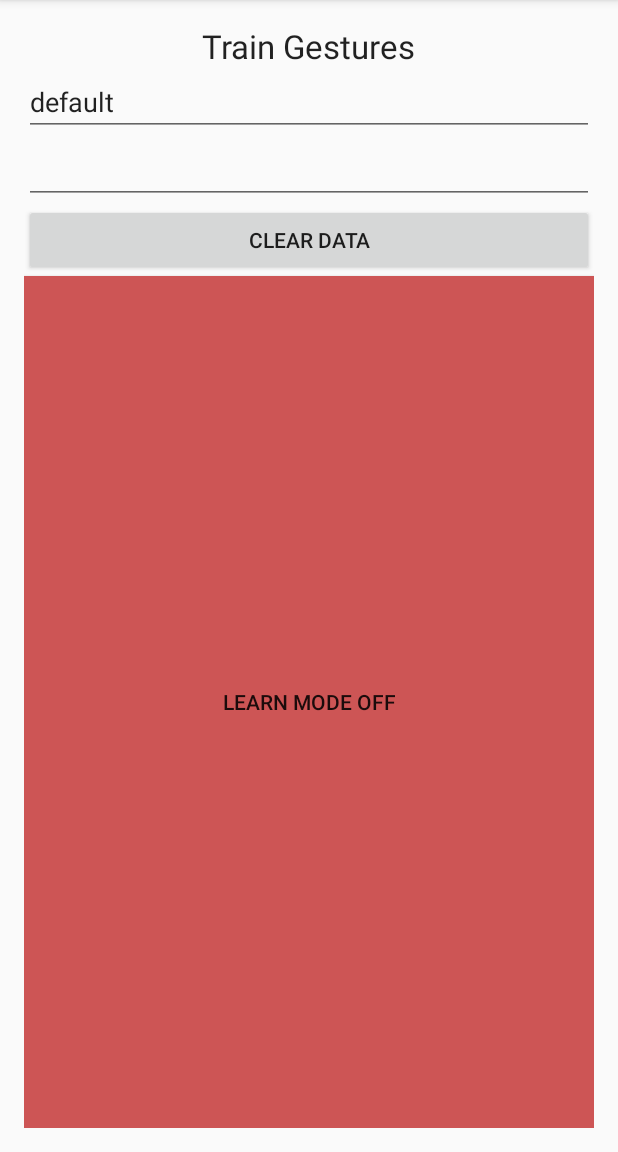
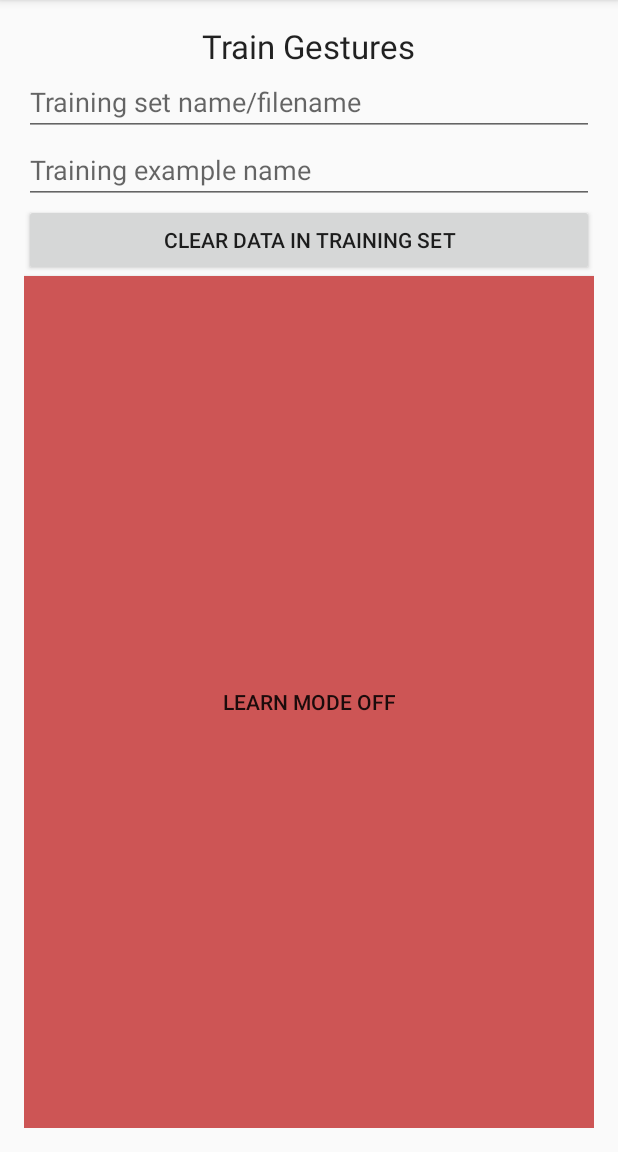
Before and after one commit to sangmichaelxie/GestureLearner, an Android app: the fragment TrainingFragment shown on its own in the app's theme, on a phone screen of 412 x 824 dp, the part 84-1236 px from its top. Run offline under Robolectric (Android 15) with nearby library versions, the phone set to English and light mode, and no system bars; 1 statement that could not run was skipped.

Commit message:
Get rid of third party code

```diff
--- a/mobile/src/main/java/com/michaelxie/gesturelearner/TestFragment.java
+++ b/mobile/src/main/java/com/michaelxie/gesturelearner/TestFragment.java
@@ -58,14 +58,12 @@ public class TestFragment extends Fragment {
 					try {
 						isClassifying = true;
 						toggleTestModeButton.setText(toggleTestModeButton.getTextOn());
-						MainActivity.recognitionService.startClassificationMode(MainActivity.currTrainingSetName);
-						MainActivity.toast("Listening for gestures", getActivity().getApplicationContext());
+						MainActivity.toast("Listening for gestures not implemented yet", getActivity().getApplicationContext());
 					} catch(Exception e) {
 						e.printStackTrace();
 					}
 				} else {
 					try {
-						MainActivity.recognitionService.stopClassificationMode();
 						MainActivity.toast("Stopped listening for gestures", getActivity().getApplicationContext());
 					} catch(Exception e) {
 						e.printStackTrace();
--- a/mobile/src/main/res/layout/fragment_training.xml
+++ b/mobile/src/main/res/layout/fragment_training.xml
@@ -40,19 +40,20 @@
                 android:layout_width="match_parent"
                 android:layout_height="wrap_content"
                 android:layout_gravity="center_horizontal"
-                android:text = "default"
+                android:hint="@string/training_set_name_hint"
                 android:id="@+id/training_set"/>
 
             <EditText
                 android:layout_width="match_parent"
                 android:layout_height="wrap_content"
                 android:id="@+id/gesture_name"
+                android:hint="@string/training_example_name_hint"
                 android:layout_gravity="center_horizontal"/>
 
             <Button
                 android:layout_width="match_parent"
                 android:layout_height="wrap_content"
-                android:text="Clear Data"
+                android:text="@string/clear_data"
                 android:id="@+id/clear_data"
                 android:layout_gravity="center_horizontal"/>
         </LinearLayout>
--- a/mobile/src/main/res/values/strings.xml
+++ b/mobile/src/main/res/values/strings.xml
@@ -5,5 +5,7 @@
     <string name="hello_world">Hello world!</string>
     <string name="action_settings">Settings</string>
     <string name="hello_blank_fragment">Hello blank fragment</string>
-
+    <string name="training_set_name_hint">Training set name/filename</string>
+    <string name="training_example_name_hint">Training example name</string>
+    <string name="clear_data">Clear Data in Training Set</string>
 </resources>
```
Also changed, not shown: mobile/src/main/java/com/michaelxie/gesturelearner/MainActivity.java (+0 -46 lines), mobile/src/main/java/com/michaelxie/gesturelearner/TrainingFragment.java (+15 -18 lines).
